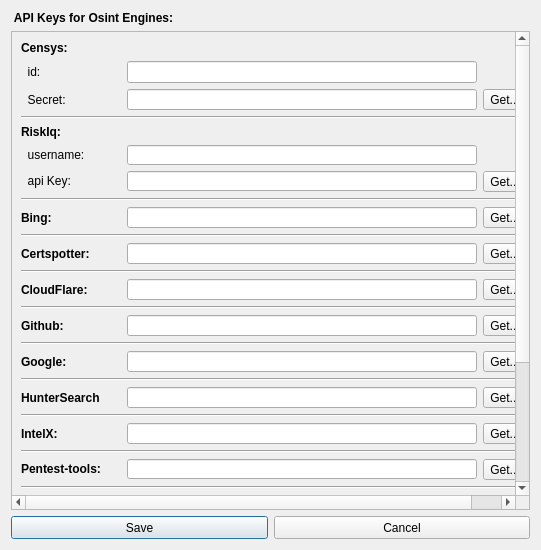
Old version of the form gui/src/Dialogs/ApiKeysDialog.ui in the repository 3nock/OTE.
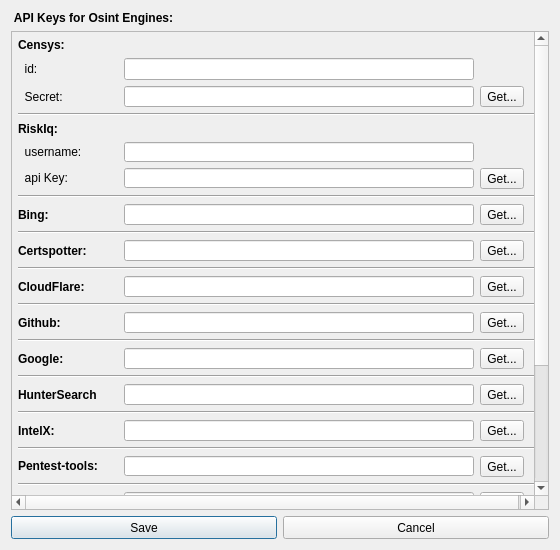
New version of the form.

The edit to the form file:
```diff
--- a/gui/src/Dialogs/ApiKeysDialog.ui
+++ b/gui/src/Dialogs/ApiKeysDialog.ui
@@ -6,7 +6,7 @@
    <rect>
     <x>0</x>
     <y>0</y>
-    <width>541</width>
+    <width>560</width>
     <height>550</height>
    </rect>
   </property>
@@ -18,13 +18,13 @@
   </property>
   <property name="minimumSize">
    <size>
-    <width>541</width>
+    <width>560</width>
     <height>550</height>
    </size>
   </property>
   <property name="maximumSize">
    <size>
-    <width>541</width>
+    <width>560</width>
     <height>550</height>
    </size>
   </property>
@@ -73,11 +73,23 @@
        <rect>
         <x>0</x>
         <y>0</y>
-        <width>544</width>
-        <height>658</height>
+        <width>532</width>
+        <height>652</height>
        </rect>
       </property>
       <layout class="QVBoxLayout" name="verticalLayout">
+       <property name="leftMargin">
+        <number>6</number>
+       </property>
+       <property name="topMargin">
+        <number>6</number>
+       </property>
+       <property name="rightMargin">
+        <number>0</number>
+       </property>
+       <property name="bottomMargin">
+        <number>6</number>
+       </property>
        <item>
         <widget class="QLabel" name="label_3">
          <property name="sizePolicy">
```
Left out of the diff: 68 changed lines with no effect on the pictures.
